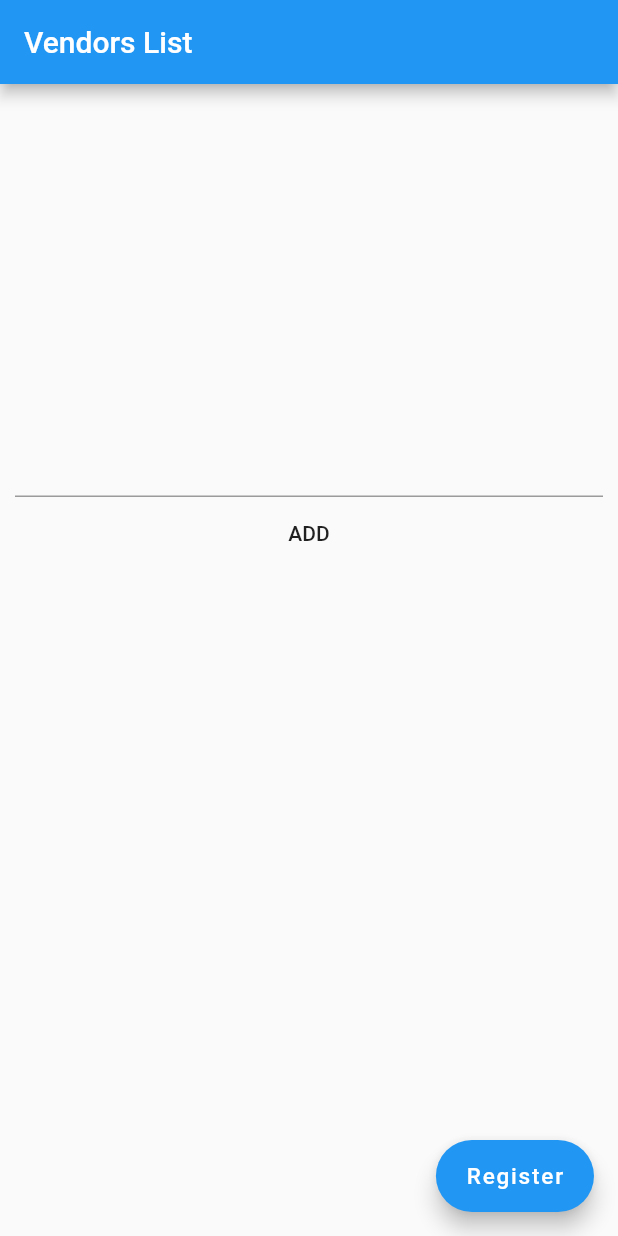
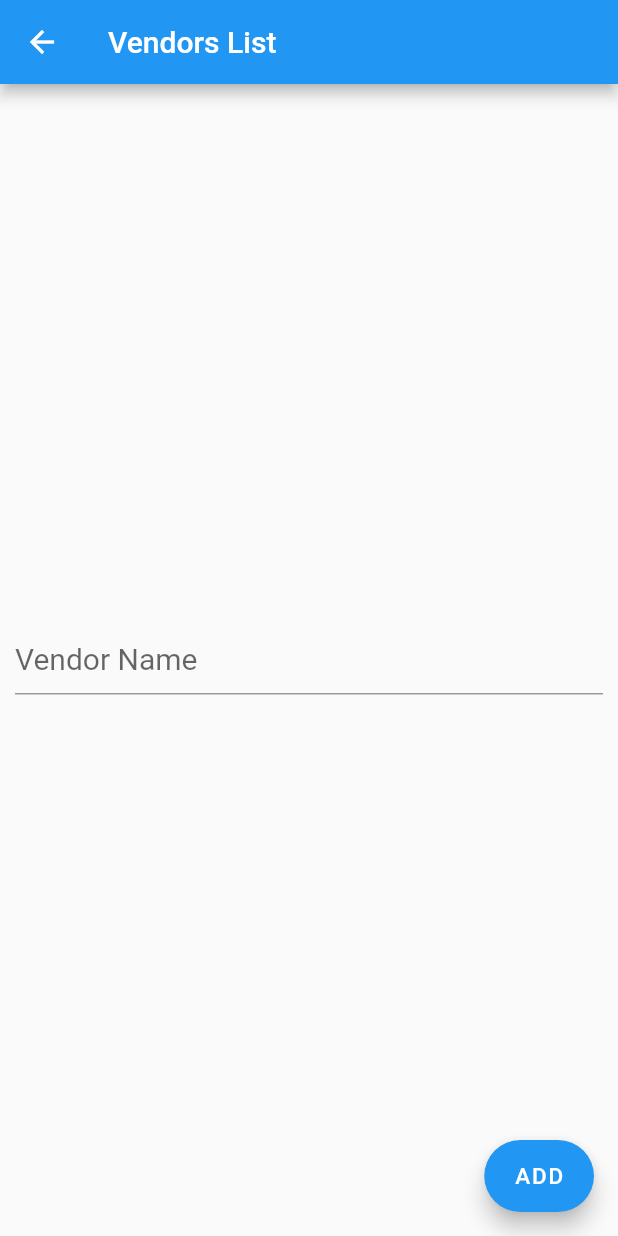
Before and after one commit to Janhavi23/gaadicalls_user, a Flutter app: the screen it shows after launch, after a tap on "Register", on a phone screen of 412 x 824 dp. Run offline on Flutter 3.47's test engine with Material 2 defaults, Android fonts, the phone set to English and light mode, and no system bars; our stand-ins replace geolocator, sqflite; accounts and stored records are empty.

```diff
--- /dev/null
+++ b/lib/List.dart
@@ -0,0 +1,86 @@
+
+
+import 'package:flutter/material.dart';
+import 'package:flutter/rendering.dart';
+import 'package:flutterapp/Screen1.dart';
+import 'package:flutterapp/settings.dart';
+import 'package:flutterapp/vendor_details.dart';
+
+import 'db_helper.dart';
+
+class Lists extends StatefulWidget {
+  @override
+  _ListsState createState() => _ListsState();
+}
+
+class _ListsState extends State<Lists> {
+
+    var dbhelper;
+
+    _ListsState(){
+      dbhelper = DBhelper();
+    }
+
+
+
+    data(List<Vendor> vendors)  {
+    return Column(
+      children: vendors.map<Widget>((vendor)=>
+      ListTile(
+
+                title: Row(
+                  children: <Widget>[
+                    // Text(vendor.id.toString()),
+                   Text(vendor.vname)
+                  ],
+                ),
+                trailing: Row(
+                  mainAxisSize: MainAxisSize.min,
+                  children: <Widget>[
+                    IconButton(icon: Icon(Icons.settings), onPressed: () {
+                        Navigator.push(context,
+                    MaterialPageRoute(builder: (context) => Settings()), );
+                    }),
+                    IconButton(icon: Icon(Icons.play_arrow), onPressed: () {}),
+                  ],
+                ),
+              )
+
+        ).toList(),
+
+    );
+  }
+    list() {
+    return FutureBuilder(
+        future: dbhelper.getVendor(),
+        builder: (context, snapshot) {
+          if (snapshot.hasData) {
+            return data(snapshot.data);
+          }
+          return Center(child: CircularProgressIndicator());
+        });
+  }
+  @override
+  Widget build(BuildContext context) {
+    return Scaffold(
+      appBar: AppBar(
+        title: Text('Vendors List',
+        style: TextStyle(
+          fontSize: 20
+        ),),
+        backgroundColor: Colors.greenAccent,
+      ),
+      body:list() ,
+              floatingActionButton: FloatingActionButton.extended(
+          onPressed: () {
+        Navigator.push(context,
+        MaterialPageRoute(builder: (context) => Screen1()));
+          },
+          label: Text(
+            'Register',
+            style: TextStyle(fontSize: 15),
+          ),
+        ));
+
+  }
+}
--- a/lib/Screen1.dart
+++ b/lib/Screen1.dart
@@ -5,6 +5,7 @@ import 'package:flutter/rendering.dart';
 import 'package:flutterapp/settings.dart';
 import 'package:flutterapp/vendor_details.dart';
 
+import 'List.dart';
 import 'db_helper.dart';
 
 
@@ -24,7 +25,6 @@ class _Screen1State extends State<Screen1> {
 
   _Screen1State() {
     dbhelper = DBhelper();
-
     isUpdating = false;
   }
 
@@ -54,28 +54,28 @@ class _Screen1State extends State<Screen1> {
         child: Column(
           mainAxisAlignment: MainAxisAlignment.center,
           children: <Widget>[
-            TextFormField(
+            Container(
+              width: 400,
+              height: 50,
+              color: Colors.transparent,
+              child: TextFormField(
+                decoration: InputDecoration(
+                  hintText: 'Vendor Name'
+                ),
                 controller: controller,
                 style: TextStyle(fontSize: 20),
                 validator: (val) =>
                     val.length == 0 ? 'Enter name of vendor' : null,
                 onSaved: (val) => name = val,
               ),
-            Row(
-              mainAxisAlignment: MainAxisAlignment.spaceEvenly,
-              mainAxisSize: MainAxisSize.min,
-              children: <Widget>[
-                FlatButton(
-                  onPressed: add,
-                  child: Text('ADD'),
-                )
+            ),
 
               ],
             )
-          ],
-        ),
+
         ),
       );
+
   }
 
   data(List<Vendor> vendors) {
@@ -84,7 +84,6 @@ class _Screen1State extends State<Screen1> {
       ListTile(
                 title: Row(
                   children: <Widget>[
-                    // Text(vendor.id.toString()),
                    Text(vendor.vname)
                   ],
                 ),
@@ -128,17 +127,16 @@ class _Screen1State extends State<Screen1> {
           mainAxisAlignment: MainAxisAlignment.spaceEvenly,
           children: <Widget>[
             form(),
-            list()
           ],
         ),
         floatingActionButton: FloatingActionButton.extended(
           onPressed: () {
-            /*
+          add();
         Navigator.push(context,
-        MaterialPageRoute(builder: (context) => Registration()));*/
+        MaterialPageRoute(builder: (context) => Lists()));
           },
           label: Text(
-            'Register',
+            'ADD',
             style: TextStyle(fontSize: 15),
           ),
         ));
--- a/lib/db_helper.dart
+++ b/lib/db_helper.dart
@@ -12,7 +12,7 @@ class DBhelper{
   static const String ID = 'id';
   static const String Name = 'vname';
   static const String TABLE = 'Vendordata';
-  static const String DB_name = 'Vendordb4';
+  static const String DB_name = 'Vendordb5';
 
 
 Future<Database> get db async{
@@ -39,6 +39,7 @@ _onCreate(Database db,int version)
 Future<Vendor> save(Vendor v) async{
   var dbClient = await db;
   v.id = await dbClient.insert(TABLE,v.toMap());
+ // v.vname = dbClient.insert(TABLE, v.toMap()).toString();
   return v;
 }
 
--- a/lib/main.dart
+++ b/lib/main.dart
@@ -1,6 +1,7 @@
 import 'package:flutter/material.dart';
-import 'package:flutterapp/Screen1.dart';
-import 'settings.dart';
+import 'package:flutterapp/List.dart';
+
+
 
 void main() => runApp(new MyApp());
 
@@ -11,7 +12,7 @@ class MyApp extends StatelessWidget {
       debugShowCheckedModeBanner: false,
       title: "GoGetters App",
       theme: new ThemeData(primarySwatch: Colors.blue),
-      home: new Screen1(),
+      home: new Lists()
     );
   }
 }
```
Lines whose indentation alone changed are shown as unchanged.
